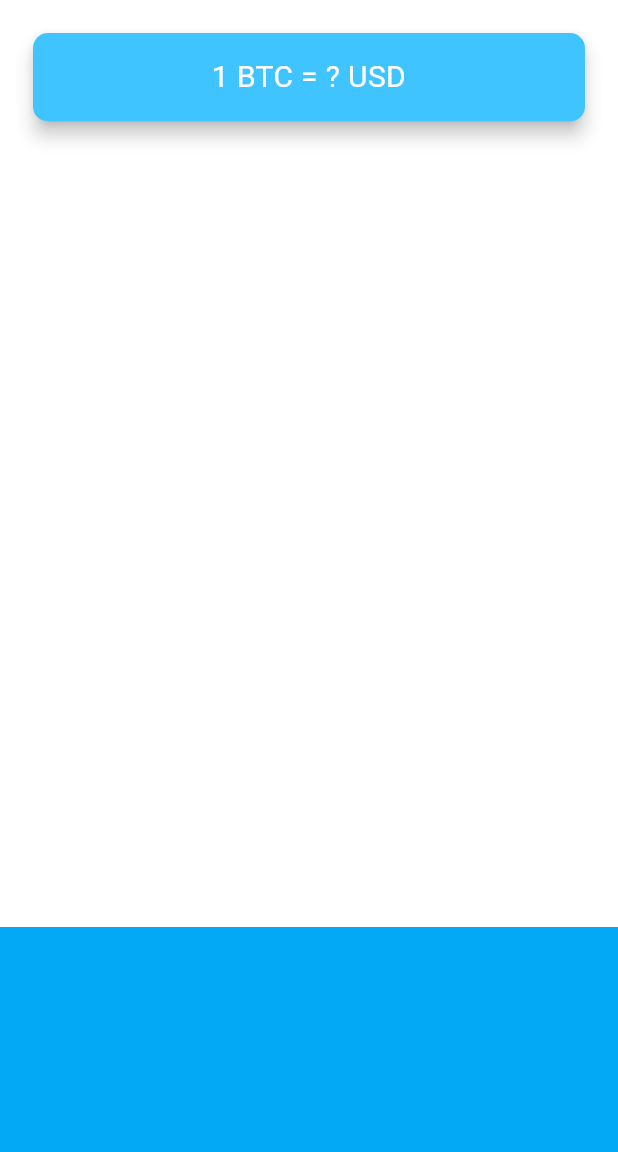
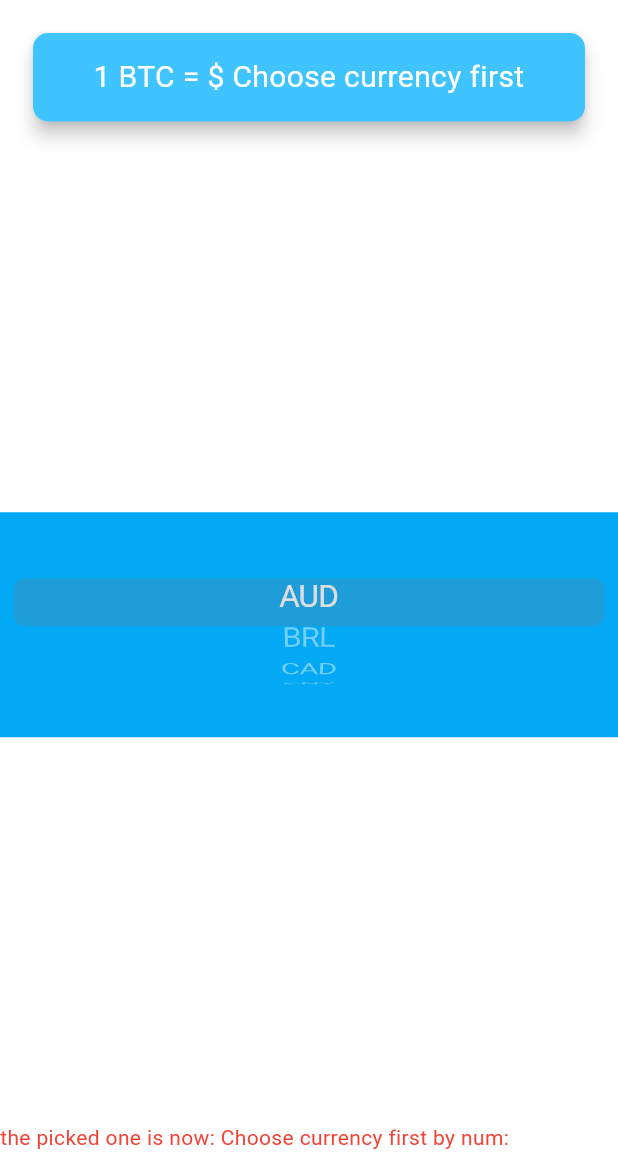
Before and after one commit to Kriptos23/bitcoin_ticker, a Flutter app: the screen it shows after launch, on a phone screen of 412 x 824 dp, the part 84-1236 px from its top. Run offline on Flutter 3.47's test engine with Material 3 defaults, Android fonts, the phone set to English and light mode, and no system bars.

```diff
--- a/lib/coin_data.dart
+++ b/lib/coin_data.dart
@@ -29,3 +29,6 @@ const List<String> cryptoList = [
 ];
 
 class CoinData {}
+
+String selected = "Choose currency first";
+String costOfSelected = '\$';
--- a/lib/main.dart
+++ b/lib/main.dart
@@ -1,16 +1,19 @@
 import 'package:flutter/material.dart';
 import 'price_screen.dart';
 
-void main() => runApp(MyApp());
+
+void main() => runApp(const MyApp());
 
 class MyApp extends StatelessWidget {
+  const MyApp({super.key});
+
   @override
   Widget build(BuildContext context) {
     return MaterialApp(
       theme: ThemeData.dark().copyWith(
           primaryColor: Colors.lightBlue,
           scaffoldBackgroundColor: Colors.white),
-      home: PriceScreen(),
+      home: const PriceScreen(),
     );
   }
 }
--- a/lib/price_screen.dart
+++ b/lib/price_screen.dart
@@ -1,33 +1,45 @@
 import 'package:flutter/material.dart';
+import 'package:flutter/cupertino.dart';
+import 'package:http/http.dart';
+import 'coin_data.dart';
+import 'dart:io' show Platform; //using to check what operating system is the
+// app is running, android, ios or web or any other
+import 'package:flutter/foundation.dart'; //to check if we are running on web
+import 'package:http/http.dart' as http;
+import 'dart:convert';
 
 class PriceScreen extends StatefulWidget {
+  const PriceScreen({super.key});
+
   @override
   _PriceScreenState createState() => _PriceScreenState();
 }
 
 class _PriceScreenState extends State<PriceScreen> {
+  String dropdownValue = currenciesList.first;
+
   @override
   Widget build(BuildContext context) {
     return Scaffold(
       appBar: AppBar(
-        title: Text('🤑 Coin Ticker'),
+        title: const Text('🤑 Coin Ticker'),
       ),
       body: Column(
         mainAxisAlignment: MainAxisAlignment.spaceBetween,
         crossAxisAlignment: CrossAxisAlignment.stretch,
         children: <Widget>[
           Padding(
-            padding: EdgeInsets.fromLTRB(18.0, 18.0, 18.0, 0),
+            padding: const EdgeInsets.fromLTRB(18.0, 18.0, 18.0, 0),
             child: Card(
               color: Colors.lightBlueAccent,
               elevation: 5.0,
               shape: RoundedRectangleBorder(
                 borderRadius: BorderRadius.circular(10.0),
               ),
-              child: Padding(
+              child:  Padding(
                 padding: EdgeInsets.symmetric(vertical: 15.0, horizontal: 28.0),
                 child: Text(
-                  '1 BTC = ? USD',
+                  '1 BTC = $costOfSelected $selected',
                   textAlign: TextAlign.center,
                   style: TextStyle(
                     fontSize: 20.0,
@@ -40,12 +52,101 @@ class _PriceScreenState extends State<PriceScreen> {
           Container(
             height: 150.0,
             alignment: Alignment.center,
-            padding: EdgeInsets.only(bottom: 30.0),
+            padding: const EdgeInsets.only(bottom: 30.0),
             color: Colors.lightBlue,
-            child: null,
+            child: Picker('https://rest.coinapi.io/v1/exchangerate/:USD/:BTC'),
           ),
+          Text('the picked one is now: $selected by num: ',
+              style: const TextStyle(color: Colors.red)),
+          // FloatingActionButton(onPressed: (){
+          //   setState(() {
+          //     getData();
+          //
+          //   });
+          // })
         ],
       ),
     );
   }
+
+  ///////////////////////////////FUNCTIONS/////////////////////////////////////
+
+Future<dynamic> getData(String Selected) async{
+  Response response = await http.get(Uri.parse('https://rest.coinapi'
+      '.io/v1/exchangerate/BTC/$selected?apikey=082D2371-492E-432A-907C'
+      '-611B9EC00A82'
+      ''));
+  String data = response.body;
+  setState(() {
+    var decodedData =jsonDecode(data);
+    costOfSelected = decodedData['rate'].toString();
+    print(decodedData['time']);
+  });
+  print("for the $selected the btc cost is: $costOfSelected");
 }
+
+  List<Widget> makeWidgetListFromStringList(List<String> list) {
+    List<Widget> widgets = [];
+    for (String element in list) {
+      widgets.add(Text(element));
+    }
+    return widgets;
+  }
+
+  Widget Picker(String url) {
+    if (kIsWeb) {
+      return IOS_Picker(); //for some reason we should check if we are
+      // running
+      // on web before any other platform
+    } else if (Platform.isAndroid) {
+      // return And_Picker(dropdownValue);
+      return IOS_Picker();
+    } else if (Platform.isIOS) {
+      return IOS_Picker();
+    } else {
+      return And_Picker(dropdownValue);
+    }
+  }
+
+  Widget IOS_Picker() {
+    //https://rest.coinapi.io/v1/exchangerate/:USD/:BTC
+
+    return CupertinoPicker(
+        itemExtent: 32,
+        onSelectedItemChanged: (selectedPicker) {
+          // print('selected: $selectedPicker');
+          selected = currenciesList[selectedPicker];
+          print(selected);
+          setState(() {
+            getData(selected);
+          });
+          // setState(() async {
+          //   responce = await http.get('$url' as Uri);
+          //   String a = jsonDecode(responce);
+          //   print('$a');
+          // });
+        },
+        children: makeWidgetListFromStringList(currenciesList));
+  }
+
+  Widget And_Picker(String dropdownValue) {
+    return DropdownButton<String>(
+        value: dropdownValue,
+        style: const TextStyle(
+            color: Colors.black, textBaseline: TextBaseline.alphabetic),
+        dropdownColor: Colors.white,
+        alignment: AlignmentDirectional.center,
+        items: currenciesList.map<DropdownMenuItem<String>>((String value) {
+          return DropdownMenuItem<String>(
+            value: value,
+            child: Text(value),
+          );
+        }).toList(),
+        onChanged: (String? value) {
+          // This is called when the user selects an item.
+          setState(() {
+            dropdownValue = value!;
+          });
+        });
+  }
+}
--- a/pubspec.yaml
+++ b/pubspec.yaml
@@ -19,7 +19,7 @@ publish_to: 'none' # Remove this line if you wish to publish to pub.dev
 version: 1.0.0+1
 
 environment:
-  sdk: ^3.5.0
+  sdk: ^2.20.0
 
 # Dependencies specify other packages that your package needs in order to work.
 # To automatically upgrade your package dependencies to the latest versions
@@ -35,6 +35,7 @@ dependencies:
   # The following adds the Cupertino Icons font to your application.
   # Use with the CupertinoIcons class for iOS style icons.
   cupertino_icons: ^1.0.8
+  http: ^1.2.2
 
 dev_dependencies:
   flutter_test:
```
Also changed, not shown: pubspec.lock, 8 other files.
